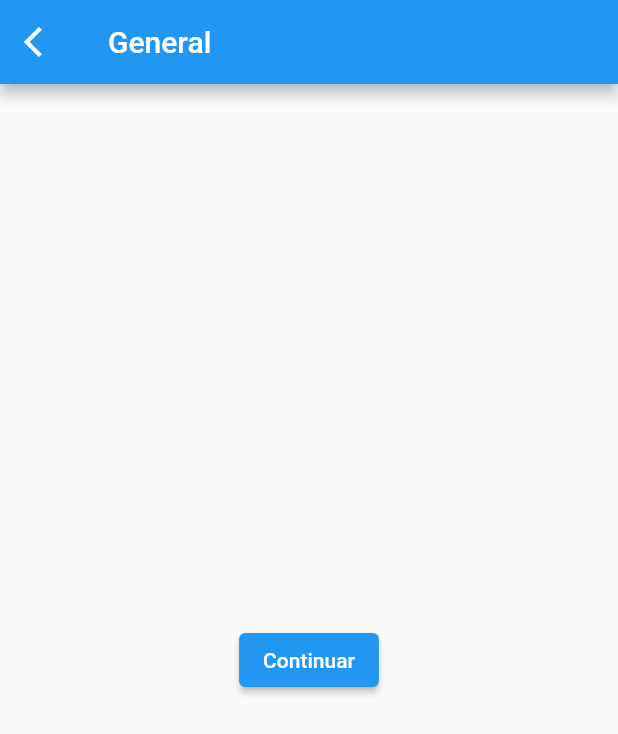
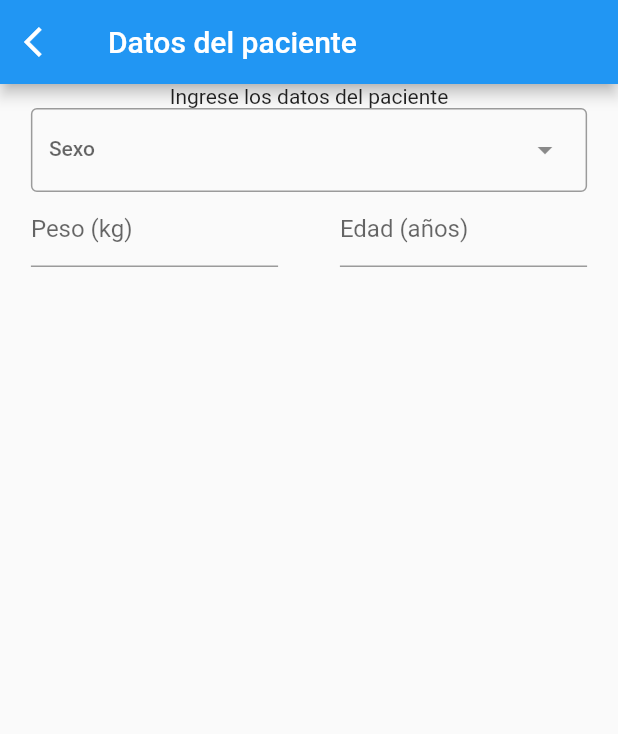
Before and after one commit to Juanipis/proyecto_medico, a Flutter app: the PatientData screen opened by its route, on a phone screen of 412 x 824 dp. Shown: the top 734 px of the screen. Run offline on Flutter 3.47's test engine with Material 2 defaults, Android fonts, the phone set to English and light mode, and no system bars; network calls fail.

Commit message:
wip patient data
sexo, peso y edad

```diff
--- a/flutter/lib/presentation/screens/patient_data/patient_data.dart
+++ b/flutter/lib/presentation/screens/patient_data/patient_data.dart
@@ -1,26 +1,101 @@
 import 'package:flutter/material.dart';
 
-import '../data_input_mode/data_input_mode.dart';
+class PatientData extends StatefulWidget {
+  const PatientData({super.key});
 
-class PatientData extends StatelessWidget {
+  @override
+  State<PatientData> createState() => _PatientDataState();
+}
+
+class _PatientDataState extends State<PatientData> {
+  final TextEditingController sexController = TextEditingController();
+  Sex? selectedSex;
+
   @override
   Widget build(BuildContext context) {
+    final width = MediaQuery.of(context).size.width;
+    final List<DropdownMenuEntry<Sex>> sexEntries = <DropdownMenuEntry<Sex>>[];
+    final formKey = GlobalKey<FormState>();
+    for (final Sex sex in Sex.values) {
+      sexEntries.add(DropdownMenuEntry(value: sex, label: sex.option));
+    }
+
     return Scaffold(
         appBar: AppBar(
           leading: IconButton(
             onPressed: () {
               Navigator.pop(context);
             },
-            icon: Icon(Icons.arrow_back_ios),
+            icon: const Icon(Icons.arrow_back_ios),
           ),
-          title: Text("General"),
+          title: const Text("Datos del paciente"),
         ),
-        body: Center(
-            child: ElevatedButton(
-          onPressed: () {
-            Navigator.pushNamed(context, '/data_input');
-          },
-          child: Text("Continuar"),
-        )));
+        body: Row(
+          mainAxisAlignment: MainAxisAlignment.center,
+          mainAxisSize: MainAxisSize.max,
+          children: [
+            Form(
+              key: formKey,
+              child: Column(
+                mainAxisSize: MainAxisSize.max,
+                crossAxisAlignment: CrossAxisAlignment.center,
+                children: [
+                  const Text("Ingrese los datos del paciente"),
+                  sexDropDownMenu(sexEntries, width),
+                  Row(
+                    children: [
+                      SizedBox(
+                        height: 50,
+                        width: width * 0.40,
+                        child: TextFormField(
+                          decoration: const InputDecoration(
+                            labelText: "Peso (kg)",
+                          ),
+                        ),
+                      ),
+                      SizedBox(
+                        height: 50,
+                        width: width * 0.1,
+                      ),
+                      SizedBox(
+                        height: 50,
+                        width: width * 0.40,
+                        child: TextFormField(
+                          decoration: const InputDecoration(
+                            labelText: "Edad (años)",
+                          ),
+                        ),
+                      ),
+                    ],
+                  )
+                ],
+              ),
+            ),
+          ],
+        ));
+  }
+
+  //---------------------------------WIDGETS-----------------------------------
+  DropdownMenu<Sex> sexDropDownMenu(
+      List<DropdownMenuEntry<Sex>> sexEntries, double width) {
+    return DropdownMenu(
+      controller: sexController,
+      dropdownMenuEntries: sexEntries,
+      label: const Text("Sexo"),
+      onSelected: (Sex? sexChosen) {
+        setState(() {
+          selectedSex = sexChosen;
+        });
+      },
+      width: width * 0.9,
+    );
   }
 }
+
+enum Sex {
+  male('Masculino'),
+  female('Femenino');
+
+  const Sex(this.option);
+  final String option;
+}
```
